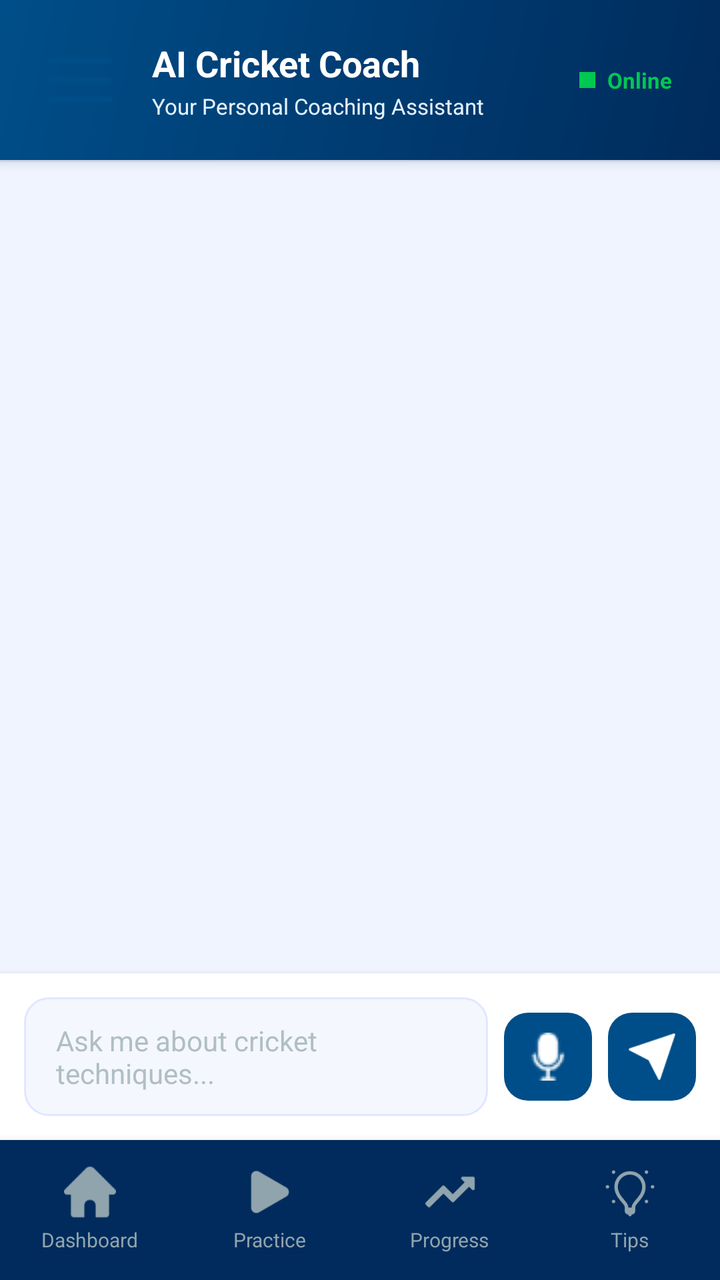
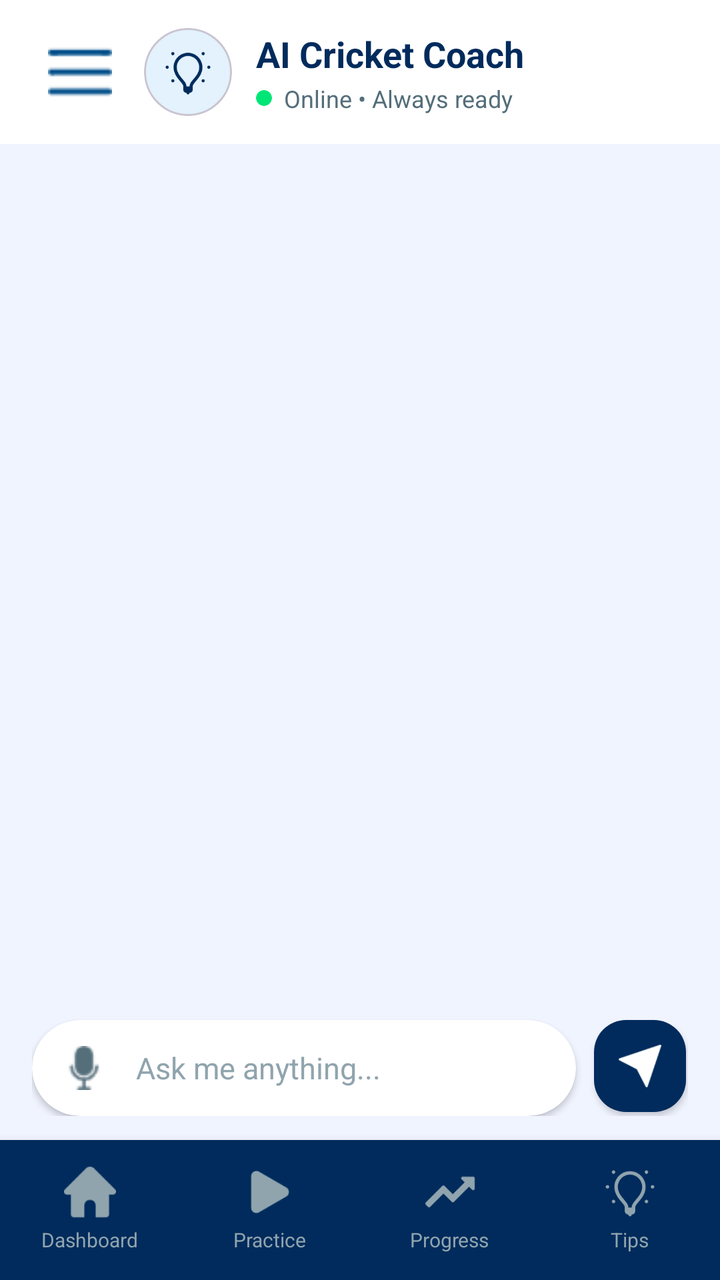

Before-and-after screenshots of an Android layout around one commit, followed by the original layout XML and the change that was made.
<!-- AndroidManifest.xml: application theme Theme.FYP -->
<!-- res/layout/activity_aicoaching_chat.xml -->
<?xml version="1.0" encoding="utf-8"?>
<androidx.drawerlayout.widget.DrawerLayout
    xmlns:android="http://schemas.android.com/apk/res/android"
    xmlns:app="http://schemas.android.com/apk/res-auto"
    xmlns:tools="http://schemas.android.com/tools"
    android:id="@+id/drawer_layout"
    android:layout_width="match_parent"
    android:layout_height="match_parent"
    android:fitsSystemWindows="true"
    tools:context=".AICoachingChat">

    <LinearLayout
        android:layout_width="match_parent"
        android:layout_height="match_parent"
        android:background="#F0F4FF"
        android:orientation="vertical">

        <LinearLayout
            android:layout_width="match_parent"
            android:layout_height="wrap_content"
            android:padding="16dp"
            android:orientation="horizontal"
            android:gravity="center_vertical"
            android:background="@drawable/bg_top_bar_gradient"
            android:elevation="4dp">

            <androidx.appcompat.widget.Toolbar
                android:id="@+id/toolbar"
                android:layout_width="48dp"
                android:layout_height="48dp"
                app:navigationIcon="@drawable/hamburger"
                android:contentDescription="Menu" />

            <LinearLayout
                android:layout_width="wrap_content"
                android:layout_height="wrap_content"
                android:orientation="vertical"
                android:layout_marginStart="12dp">

                <TextView
                    android:layout_width="wrap_content"
                    android:layout_height="wrap_content"
                    android:text="AI Cricket Coach"
                    android:textSize="18sp"
                    android:textStyle="bold"
                    android:textColor="#FFFFFF" />

                <TextView
                    android:layout_width="wrap_content"
                    android:layout_height="wrap_content"
                    android:text="Your Personal Coaching Assistant"
                    android:textSize="11sp"
                    android:textColor="#E3F2FD"
                    android:layout_marginTop="2dp" />
            </LinearLayout>

            <View
                android:layout_width="0dp"
                android:layout_height="match_parent"
                android:layout_weight="1" />

            <LinearLayout
                android:layout_width="wrap_content"
                android:layout_height="wrap_content"
                android:orientation="horizontal"
                android:gravity="center_vertical"
                android:paddingHorizontal="8dp"
                android:paddingVertical="4dp">

                <View
                    android:layout_width="8dp"
                    android:layout_height="8dp"
                    android:background="#00C853"
                    android:layout_marginEnd="6dp" />

                <TextView
                    android:layout_width="wrap_content"
                    android:layout_height="wrap_content"
                    android:text="Online"
                    android:textColor="#00C853"
                    android:textSize="11sp"
                    android:textStyle="bold" />
            </LinearLayout>

        </LinearLayout>

        <View
            android:layout_width="match_parent"
            android:layout_height="1dp"
            android:background="#E0E7FF" />

        <ScrollView
            android:id="@+id/scrollView"
            android:layout_width="match_parent"
            android:layout_height="0dp"
            android:layout_weight="1"
            android:padding="16dp"
            android:background="#F0F4FF">

            <LinearLayout
                android:id="@+id/chatContainer"
                android:layout_width="match_parent"
                android:layout_height="wrap_content"
                android:orientation="vertical">
            </LinearLayout>
        </ScrollView>

        <LinearLayout
            android:layout_width="match_parent"
            android:layout_height="wrap_content"
            android:padding="12dp"
            android:background="#FFFFFF"
            android:orientation="horizontal"
            android:gravity="center_vertical"
            android:elevation="4dp">

            <EditText
                android:id="@+id/inputMessage"
                android:layout_width="0dp"
                android:layout_height="wrap_content"
                android:minHeight="48dp"
                android:layout_weight="1"
                android:hint="Ask me about cricket techniques..."
                android:background="@drawable/bg_input_field"
                android:paddingHorizontal="16dp"
                android:paddingVertical="12dp"
                android:textColorHint="#B0BEC5"
                android:textColor="#002B5C"
                android:textSize="14sp"
                android:maxLines="3"
                android:inputType="textCapSentences|textMultiLine" />

            <ImageView
                android:id="@+id/btnMic"
                android:layout_width="44dp"
                android:layout_height="44dp"
                android:src="@drawable/mic"
                android:layout_marginStart="8dp"
                android:padding="10dp"
                android:contentDescription="Speak"
                android:background="@drawable/bg_send_button"
                android:clickable="true"
                android:focusable="true"
                app:tint="#FFFFFF" />

            <ImageView
                android:id="@+id/btnSend"
                android:layout_width="44dp"
                android:layout_height="44dp"
                android:src="@drawable/ic_send"
                android:layout_marginStart="8dp"
                android:padding="10dp"
                android:contentDescription="Send"
                android:background="@drawable/bg_send_button"
                android:clickable="true"
                android:focusable="true"
                app:tint="#FFFFFF" />
        </LinearLayout>

        <LinearLayout
            android:id="@+id/bottomNavBar"
            android:layout_width="match_parent"
            android:layout_height="70dp"
            android:orientation="horizontal"
            android:background="#002B5C"
            android:gravity="center"
            android:elevation="8dp">

            <LinearLayout
                android:id="@+id/btnDashboard"
                android:layout_width="0dp"
                android:layout_height="match_parent"
                android:layout_weight="1"
                android:gravity="center"
                android:orientation="vertical"
                android:clickable="true"
                android:focusable="true"
                android:background="?attr/selectableItemBackground">

                <ImageView
                    android:src="@drawable/img_11"
                    android:layout_width="26dp"
                    android:layout_height="26dp"
                    android:contentDescription="Dashboard"
                    app:tint="#90A4AE"
                    android:layout_marginBottom="4dp" />

                <TextView
                    android:text="Dashboard"
                    android:textColor="#90A4AE"
                    android:textSize="10sp"
                    android:layout_width="wrap_content"
                    android:layout_height="wrap_content" />
            </LinearLayout>

            <LinearLayout
                android:id="@+id/btnPractice"
                android:layout_width="0dp"
                android:layout_height="match_parent"
                android:layout_weight="1"
                android:gravity="center"
                android:orientation="vertical"
                android:clickable="true"
                android:focusable="true"
                android:background="?attr/selectableItemBackground">

                <ImageView
                    android:src="@drawable/img_12"
                    android:layout_width="26dp"
                    android:layout_height="26dp"
                    android:contentDescription="Practice"
                    app:tint="#90A4AE"
                    android:layout_marginBottom="4dp" />

                <TextView
                    android:text="Practice"
                    android:textColor="#90A4AE"
                    android:textSize="10sp"
                    android:layout_width="wrap_content"
                    android:layout_height="wrap_content" />
            </LinearLayout>

            <LinearLayout
                android:id="@+id/btnProgress"
                android:layout_width="0dp"
                android:layout_height="match_parent"
                android:layout_weight="1"
                android:gravity="center"
                android:orientation="vertical"
                android:clickable="true"
                android:focusable="true"
                android:background="?attr/selectableItemBackground">

                <ImageView
                    android:src="@drawable/img_13"
                    android:layout_width="26dp"
                    android:layout_height="26dp"
                    android:contentDescription="Progress"
                    app:tint="#90A4AE"
                    android:layout_marginBottom="4dp" />

                <TextView
                    android:text="Progress"
                    android:textColor="#90A4AE"
                    android:textSize="10sp"
                    android:layout_width="wrap_content"
                    android:layout_height="wrap_content" />
            </LinearLayout>

            <LinearLayout
                android:id="@+id/btnTips"
                android:layout_width="0dp"
                android:layout_height="match_parent"
                android:layout_weight="1"
                android:gravity="center"
                android:orientation="vertical"
                android:clickable="true"
                android:focusable="true"
                android:background="?attr/selectableItemBackground">

                <ImageView
                    android:src="@drawable/img_14"
                    android:layout_width="26dp"
                    android:layout_height="26dp"
                    android:contentDescription="Tips"
                    app:tint="#90A4AE"
                    android:layout_marginBottom="4dp" />

                <TextView
                    android:text="Tips"
                    android:textColor="#90A4AE"
                    android:textSize="10sp"
                    android:layout_width="wrap_content"
                    android:layout_height="wrap_content" />
            </LinearLayout>
        </LinearLayout>
    </LinearLayout>

    <com.google.android.material.navigation.NavigationView
        android:id="@+id/nav_view"
        android:layout_width="wrap_content"
        android:layout_height="match_parent"
        android:layout_gravity="start"
        android:background="@android:color/white"
        app:headerLayout="@layout/header"
        app:menu="@menu/main_menu"
        app:itemIconTint="@color/drawer_item_selector"
        app:itemTextColor="@color/drawer_item_selector" />

</androidx.drawerlayout.widget.DrawerLayout>
<!-- res/layout/header.xml (included above) -->
<?xml version="1.0" encoding="utf-8"?>
<LinearLayout xmlns:android="http://schemas.android.com/apk/res/android"
    xmlns:app="http://schemas.android.com/apk/res-auto"
    android:layout_width="match_parent"
    android:layout_height="180dp"
    android:orientation="horizontal"
    android:background="@drawable/header_gradient"
    android:padding="20dp"
    android:gravity="bottom|center_vertical">

    
    <androidx.cardview.widget.CardView
        android:layout_width="80dp"
        android:layout_height="80dp"
        app:cardCornerRadius="40dp"
        app:cardElevation="6dp"
        android:layout_marginBottom="8dp">

        <ImageView
            android:id="@+id/profile_image"
            android:layout_width="match_parent"
            android:layout_height="match_parent"
            android:src="@drawable/img_21"
            android:scaleType="centerCrop"
            android:contentDescription="Profile Image" />
    </androidx.cardview.widget.CardView>

    
    <LinearLayout
        android:layout_width="0dp"
        android:layout_height="wrap_content"
        android:layout_weight="1"
        android:layout_marginStart="16dp"
        android:layout_marginBottom="8dp"
        android:orientation="vertical">

        <TextView
            android:id="@+id/user_name"
            android:layout_width="wrap_content"
            android:layout_height="wrap_content"
            android:text="Muhammad Ali"
            android:textColor="@color/white"
            android:textSize="20sp"
            android:textStyle="bold"
            android:fontFamily="sans-serif-medium" />

        <TextView
            android:id="@+id/user_email"
            android:layout_width="wrap_content"
            android:layout_height="wrap_content"
            android:text="player@nextshot.com"
            android:textColor="#EEFFFFFF"
            android:textSize="14sp"
            android:layout_marginTop="2dp" />

        
        <View
            android:layout_width="match_parent"
            android:layout_height="1dp"
            android:layout_marginTop="8dp"
            android:layout_marginBottom="8dp"
            android:background="#44FFFFFF" />

        <LinearLayout
            android:layout_width="wrap_content"
            android:layout_height="wrap_content"
            android:orientation="horizontal"
            android:gravity="center_vertical">

            <TextView
                android:id="@+id/user_age"
                android:layout_width="wrap_content"
                android:layout_height="wrap_content"
                android:text="Age: 24"
                android:textColor="#DDFFFFFF"
                android:textSize="12sp" />

            <View
                android:layout_width="1dp"
                android:layout_height="12dp"
                android:layout_marginStart="10dp"
                android:layout_marginEnd="10dp"
                android:background="#88FFFFFF" />

            <TextView
                android:id="@+id/user_experience"
                android:layout_width="wrap_content"
                android:layout_height="wrap_content"
                android:text="Intermediate"
                android:textColor="#DDFFFFFF"
                android:textSize="12sp" />
        </LinearLayout>

    </LinearLayout>

</LinearLayout>
<!-- resources referenced by this layout -->
<resources>
  <color name="white">#FFFFFFFF</color>
  <!-- drawable bg_input_field (drawable) -->
  <?xml version="1.0" encoding="utf-8"?>
  <shape xmlns:android="http://schemas.android.com/apk/res/android">
      <solid android:color="#F5F7FF" />
      <corners android:radius="12dp" />
      <stroke android:width="1dp" android:color="#E0E7FF" />
  </shape>
  <!-- drawable bg_send_button (drawable) -->
  <?xml version="1.0" encoding="utf-8"?>
  <shape xmlns:android="http://schemas.android.com/apk/res/android">
      <solid android:color="#004E89" />
      <corners android:radius="12dp" />
  </shape>
  <!-- drawable bg_top_bar_gradient (drawable) -->
  <?xml version="1.0" encoding="utf-8"?>
  <shape xmlns:android="http://schemas.android.com/apk/res/android">
      <gradient
          android:type="linear"
          android:angle="135"
          android:startColor="#002B5C"
          android:endColor="#004E89" />
  </shape>
  <!-- drawable hamburger: png bitmap (drawable, 522 bytes) -->
  <!-- drawable header_gradient (drawable) -->
  <?xml version="1.0" encoding="utf-8"?>
  <shape xmlns:android="http://schemas.android.com/apk/res/android" android:shape="rectangle">
      <gradient
          android:startColor="@color/words_blue"
          android:endColor="#002B5B"
          android:angle="90" />
  </shape>
  <!-- drawable ic_send: png bitmap (drawable, 1660 bytes) -->
  <!-- drawable img_11: png bitmap (drawable, 1629 bytes) -->
  <!-- drawable img_12: png bitmap (drawable, 960 bytes) -->
  <!-- drawable img_13: png bitmap (drawable, 1139 bytes) -->
  <!-- drawable img_14: png bitmap (drawable, 2761 bytes) -->
  <!-- drawable img_21: png bitmap (drawable, 2368 bytes) -->
  <!-- drawable mic: png bitmap (drawable, 637 bytes) -->
  <style name="Theme.FYP" parent="Base.Theme.FYP" />
  <color name="words_blue">#004E89</color>
  <style name="Base.Theme.FYP" parent="Theme.Material3.DayNight.NoActionBar">
          
          
      </style>
</resources>

<!-- the commit's change to res/layout/activity_aicoaching_chat.xml (unified diff, before → after) -->
@@ -15,79 +15,83 @@
         android:background="#F0F4FF"
         android:orientation="vertical">
 
-        <LinearLayout
+        <com.google.android.material.appbar.AppBarLayout
             android:layout_width="match_parent"
             android:layout_height="wrap_content"
-            android:padding="16dp"
-            android:orientation="horizontal"
-            android:gravity="center_vertical"
-            android:background="@drawable/bg_top_bar_gradient"
-            android:elevation="4dp">
-
-            <androidx.appcompat.widget.Toolbar
-                android:id="@+id/toolbar"
-                android:layout_width="48dp"
-                android:layout_height="48dp"
-                app:navigationIcon="@drawable/hamburger"
-                android:contentDescription="Menu" />
-
-            <LinearLayout
-                android:layout_width="wrap_content"
-                android:layout_height="wrap_content"
-                android:orientation="vertical"
-                android:layout_marginStart="12dp">
-
-                <TextView
+            app:elevation="4dp"
+            android:background="#FFFFFF">
+
+            <LinearLayout
+                android:layout_width="match_parent"
+                android:layout_height="wrap_content"
+                android:paddingVertical="12dp"
+                android:paddingHorizontal="16dp"
+                android:orientation="horizontal"
+                android:gravity="center_vertical">
+
+                <androidx.appcompat.widget.Toolbar
+                    android:id="@+id/toolbar"
+                    android:layout_width="48dp"
+                    android:layout_height="48dp"
+                    app:navigationIcon="@drawable/hamburger"
+                    app:navigationIconTint="#002B5C"
+                    android:contentDescription="Menu" />
+
+                <com.google.android.material.card.MaterialCardView
+                    android:layout_width="44dp"
+                    android:layout_height="44dp"
+                    app:cardCornerRadius="22dp"
+                    app:cardElevation="0dp"
+                    android:layout_marginStart="8dp"
+                    app:cardBackgroundColor="#E3F2FD">
+                     <ImageView
+                         android:layout_width="24dp"
+                         android:layout_height="24dp"
+                         android:layout_gravity="center"
+                         android:src="@drawable/img_14" 
+                         app:tint="#002B5C"/>
+                </com.google.android.material.card.MaterialCardView>
+
+                <LinearLayout
                     android:layout_width="wrap_content"
                     android:layout_height="wrap_content"
-                    android:text="AI Cricket Coach"
-                    android:textSize="18sp"
-                    android:textStyle="bold"
-                    android:textColor="#FFFFFF" />
-
-                <TextView
-                    android:layout_width="wrap_content"
-                    android:layout_height="wrap_content"
-                    android:text="Your Personal Coaching Assistant"
-                    android:textSize="11sp"
-                    android:textColor="#E3F2FD"
-                    android:layout_marginTop="2dp" />
-            </LinearLayout>
-
-            <View
-                android:layout_width="0dp"
-                android:layout_height="match_parent"
-                android:layout_weight="1" />
-
-            <LinearLayout
-                android:layout_width="wrap_content"
-                android:layout_height="wrap_content"
-                android:orientation="horizontal"
-                android:gravity="center_vertical"
-                android:paddingHorizontal="8dp"
-                android:paddingVertical="4dp">
-
-                <View
-                    android:layout_width="8dp"
-                    android:layout_height="8dp"
-                    android:background="#00C853"
-                    android:layout_marginEnd="6dp" />
-
-                <TextView
-                    android:layout_width="wrap_content"
-                    android:layout_height="wrap_content"
-                    android:text="Online"
-                    android:textColor="#00C853"
-                    android:textSize="11sp"
-                    android:textStyle="bold" />
-            </LinearLayout>
-
-        </LinearLayout>
-
-        <View
-            android:layout_width="match_parent"
-            android:layout_height="1dp"
-            android:background="#E0E7FF" />
+                    android:orientation="vertical"
+                    android:layout_marginStart="12dp">
+
+                    <TextView
+                        android:layout_width="wrap_content"
+                        android:layout_height="wrap_content"
+                        android:text="AI Cricket Coach"
+                        android:textSize="18sp"
+                        android:textStyle="bold"
+                        android:textColor="#002B5C" />
+
+                    <LinearLayout
+                        android:layout_width="wrap_content"
+                        android:layout_height="wrap_content"
+                        android:orientation="horizontal"
+                        android:gravity="center_vertical"
+                        android:layout_marginTop="2dp">
+
+                        <com.google.android.material.card.MaterialCardView
+                            android:layout_width="8dp"
+                            android:layout_height="8dp"
+                            app:cardCornerRadius="4dp"
+                            app:cardBackgroundColor="#00E676"
+                            app:strokeWidth="0dp"
+                            android:layout_marginEnd="6dp"/>
+
+                        <TextView
+                            android:layout_width="wrap_content"
+                            android:layout_height="wrap_content"
+                            android:text="Online • Always ready"
+                            android:textSize="12sp"
+                            android:textColor="#546E7A" />
+                    </LinearLayout>
+                </LinearLayout>
+
+            </LinearLayout>
+        </com.google.android.material.appbar.AppBarLayout>
 
         <ScrollView
             android:id="@+id/scrollView"
@@ -108,53 +112,71 @@
         <LinearLayout
             android:layout_width="match_parent"
             android:layout_height="wrap_content"
-            android:padding="12dp"
-            android:background="#FFFFFF"
             android:orientation="horizontal"
-            android:gravity="center_vertical"
-            android:elevation="4dp">
-
-            <EditText
-                android:id="@+id/inputMessage"
+            android:gravity="bottom"
+            android:paddingHorizontal="16dp"
+            android:paddingVertical="12dp"
+            android:background="#F0F4FF">
+
+            <com.google.android.material.card.MaterialCardView
                 android:layout_width="0dp"
                 android:layout_height="wrap_content"
-                android:minHeight="48dp"
                 android:layout_weight="1"
-                android:hint="Ask me about cricket techniques..."
-                android:background="@drawable/bg_input_field"
-                android:paddingHorizontal="16dp"
-                android:paddingVertical="12dp"
-                android:textColorHint="#B0BEC5"
-                android:textColor="#002B5C"
-                android:textSize="14sp"
-                android:maxLines="3"
-                android:inputType="textCapSentences|textMultiLine" />
-
-            <ImageView
-                android:id="@+id/btnMic"
-                android:layout_width="44dp"
-                android:layout_height="44dp"
-                android:src="@drawable/mic"
+                app:cardCornerRadius="24dp"
+                app:cardElevation="2dp"
+                app:strokeWidth="0dp"
+                app:cardBackgroundColor="#FFFFFF">
+
+                <LinearLayout
+                    android:layout_width="match_parent"
+                    android:layout_height="wrap_content"
+                    android:orientation="horizontal"
+                    android:gravity="center_vertical"
+                    android:minHeight="48dp">
+
+                    <ImageView
+                        android:id="@+id/btnMic"
+                        android:layout_width="44dp"
+                        android:layout_height="44dp"
+                        android:src="@drawable/mic"
+                        android:padding="11dp"
+                        android:layout_marginStart="4dp"
+                        android:background="?attr/selectableItemBackgroundBorderless"
+                        android:clickable="true"
+                        android:focusable="true"
+                        app:tint="#546E7A" />
+
+                    <EditText
+                        android:id="@+id/inputMessage"
+                        android:layout_width="0dp"
+                        android:layout_height="wrap_content"
+                        android:layout_weight="1"
+                        android:hint="Ask me anything..."
+                        android:background="@null"
+                        android:paddingHorizontal="4dp"
+                        android:paddingVertical="12dp"
+                        android:textColorHint="#90A4AE"
+                        android:textColor="#002B5C"
+                        android:textSize="15sp"
+                        android:maxLines="4"
+                        android:inputType="textCapSentences|textMultiLine" />
+                </LinearLayout>
+            </com.google.android.material.card.MaterialCardView>
+
+            <com.google.android.material.floatingactionbutton.FloatingActionButton
+                android:id="@+id/btnSend"
+                android:layout_width="wrap_content"
+                android:layout_height="wrap_content"
                 android:layout_marginStart="8dp"
-                android:padding="10dp"
-                android:contentDescription="Speak"
-                android:background="@drawable/bg_send_button"
-                android:clickable="true"
-                android:focusable="true"
-                app:tint="#FFFFFF" />
-
-            <ImageView
-                android:id="@+id/btnSend"
-                android:layout_width="44dp"
-                android:layout_height="44dp"
+                android:layout_marginBottom="1dp"
                 android:src="@drawable/ic_send"
-                android:layout_marginStart="8dp"
-                android:padding="10dp"
-                android:contentDescription="Send"
-                android:background="@drawable/bg_send_button"
-                android:clickable="true"
-                android:focusable="true"
-                app:tint="#FFFFFF" />
+                app:tint="#FFFFFF"
+                app:backgroundTint="#002B5C"
+                app:fabCustomSize="46dp"
+                app:maxImageSize="22dp"
+                app:elevation="2dp"
+                android:contentDescription="Send" />
+
         </LinearLayout>
 
         <LinearLayout
<!-- resource entries referenced after the edit -->
@@ -1,28 +1,6 @@
 <!-- resources referenced by this layout -->
 <resources>
   <color name="white">#FFFFFFFF</color>
-  <!-- drawable bg_input_field (drawable) -->
-  <?xml version="1.0" encoding="utf-8"?>
-  <shape xmlns:android="http://schemas.android.com/apk/res/android">
-      <solid android:color="#F5F7FF" />
-      <corners android:radius="12dp" />
-      <stroke android:width="1dp" android:color="#E0E7FF" />
-  </shape>
-  <!-- drawable bg_send_button (drawable) -->
-  <?xml version="1.0" encoding="utf-8"?>
-  <shape xmlns:android="http://schemas.android.com/apk/res/android">
-      <solid android:color="#004E89" />
-      <corners android:radius="12dp" />
-  </shape>
-  <!-- drawable bg_top_bar_gradient (drawable) -->
-  <?xml version="1.0" encoding="utf-8"?>
-  <shape xmlns:android="http://schemas.android.com/apk/res/android">
-      <gradient
-          android:type="linear"
-          android:angle="135"
-          android:startColor="#002B5C"
-          android:endColor="#004E89" />
-  </shape>
   <!-- drawable hamburger: png bitmap (drawable, 522 bytes) -->
   <!-- drawable header_gradient (drawable) -->
   <?xml version="1.0" encoding="utf-8"?>
